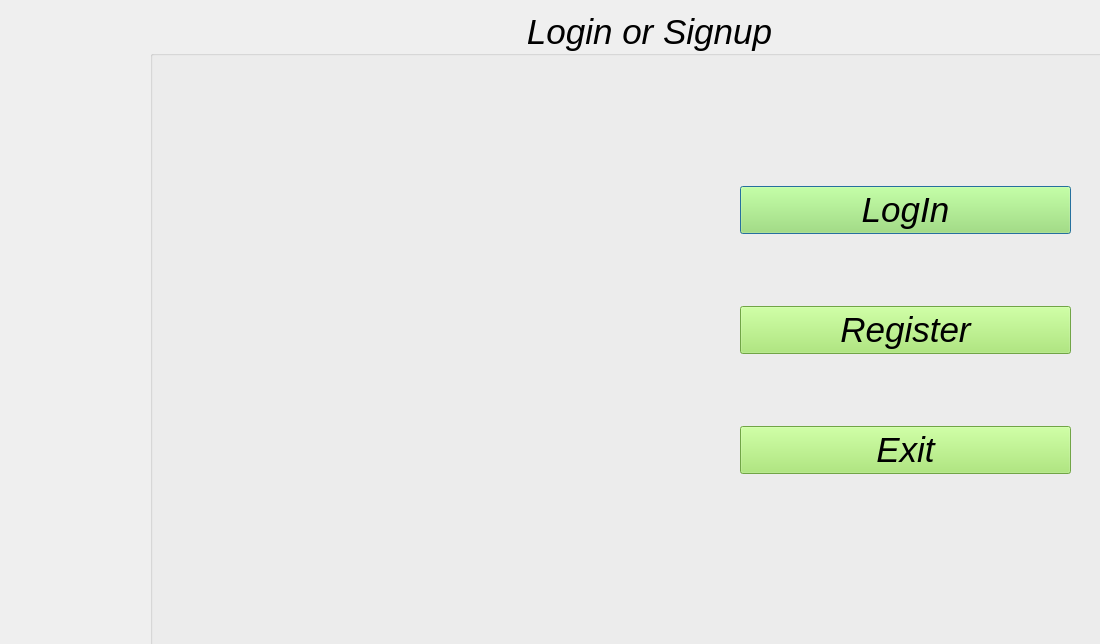
Old version of the form Forms/vaccine_login.ui in the repository ayush-regmi/CoviCURE.
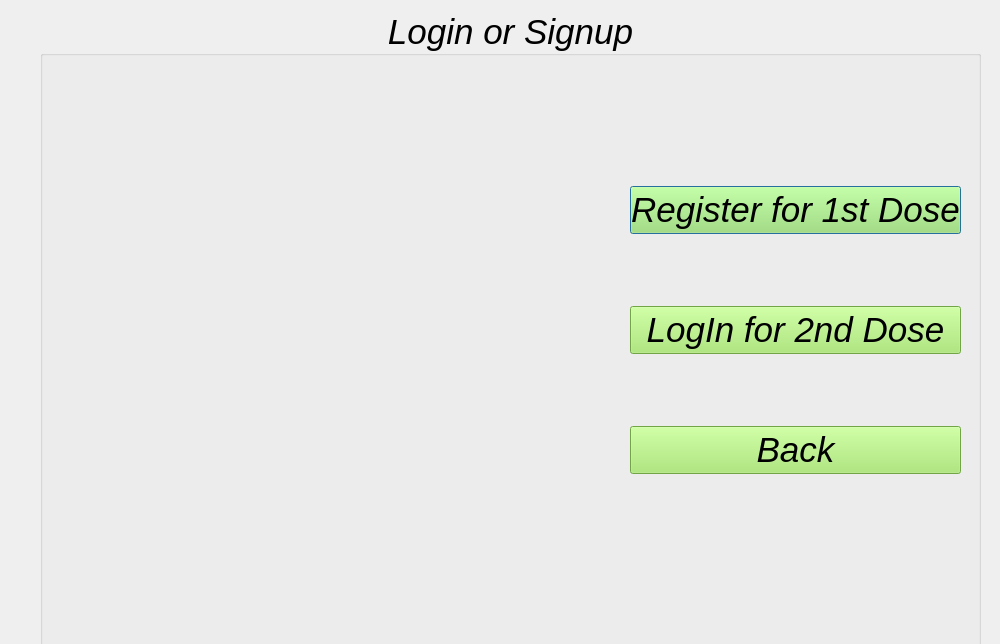
New version of the form.

Commit message: added vaccine registration page

```diff
--- a/Forms/vaccine_login.ui
+++ b/Forms/vaccine_login.ui
@@ -6,7 +6,7 @@
    <rect>
     <x>0</x>
     <y>0</y>
-    <width>1100</width>
+    <width>1000</width>
     <height>644</height>
    </rect>
   </property>
@@ -16,9 +16,9 @@
   <widget class="QGroupBox" name="groupBox">
    <property name="geometry">
     <rect>
-     <x>150</x>
+     <x>40</x>
      <y>10</y>
-     <width>1000</width>
+     <width>941</width>
      <height>651</height>
     </rect>
    </property>
@@ -64,23 +64,6 @@
      </rect>
     </property>
     <layout class="QVBoxLayout" name="verticalLayout">
-     <item>
-      <widget class="QPushButton" name="pushButton">
-       <property name="cursor">
-        <cursorShape>PointingHandCursor</cursorShape>
-       </property>
-       <property name="mouseTracking">
-        <bool>false</bool>
-       </property>
-       <property name="styleSheet">
-        <string notr="true">background-color: rgb(0, 0, 0);
-background-color: rgb(158, 231, 98);</string>
-       </property>
-       <property name="text">
-        <string>LogIn</string>
-       </property>
-      </widget>
-     </item>
      <item>
       <widget class="QPushButton" name="pushButton_2">
        <property name="cursor">
@@ -94,7 +77,25 @@
 background-color: rgb(158, 231, 98);</string>
        </property>
        <property name="text">
-        <string>Register</string>
+        <string>Register for 1st Dose</string>
+       </property>
+      </widget>
+     </item>
+     <item>
+      <widget class="QPushButton" name="pushButton">
+       <property name="cursor">
+        <cursorShape>PointingHandCursor</cursorShape>
+       </property>
+       <property name="mouseTracking">
+        <bool>false</bool>
+       </property>
+       <property name="styleSheet">
+        <string notr="true">background-color: rgb(0, 0, 0);
+background-color: rgb(158, 231, 98);
+</string>
+       </property>
+       <property name="text">
+        <string>LogIn for 2nd Dose</string>
        </property>
       </widget>
      </item>
@@ -111,7 +112,7 @@
 background-color: rgb(158, 231, 98);</string>
        </property>
        <property name="text">
-        <string>Exit</string>
+        <string>Back</string>
        </property>
       </widget>
      </item>
```
The commit also changes 10 other files.
